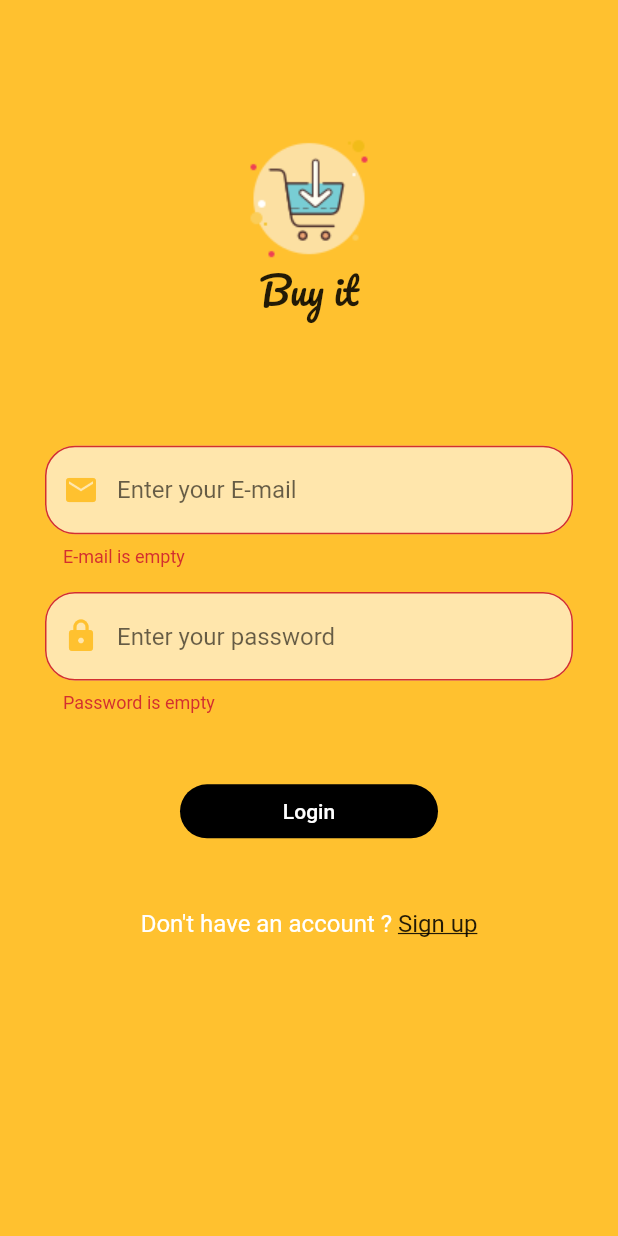
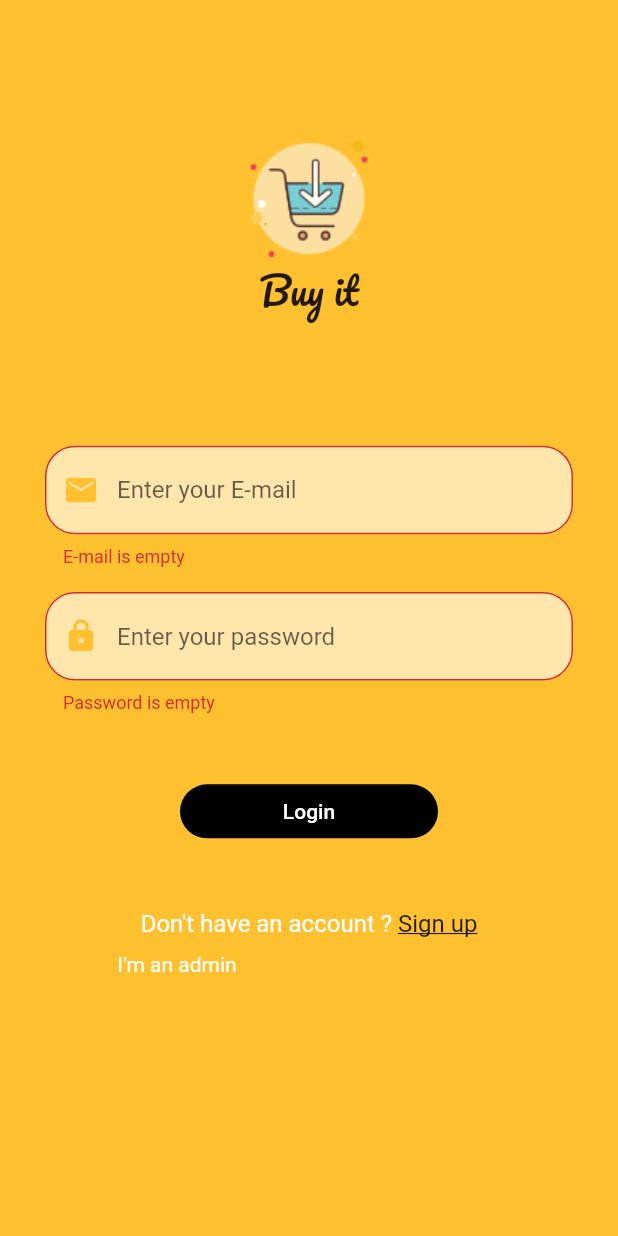
Before and after one commit to MohamedElwarraky/E_Commerce, a Flutter app: the screen it shows after launch, after a tap on "Login", on a phone screen of 412 x 824 dp. Run offline on Flutter 3.47's test engine with Material 2 defaults, Android fonts, the phone set to English and light mode, and no system bars; our stand-ins replace firebase_auth, modal_progress_hud; accounts and stored records are empty.

Commit message:
Switching between admin and user

```diff
--- a/lib/main.dart
+++ b/lib/main.dart
@@ -1,5 +1,8 @@
 import 'package:flutter/material.dart';
+import 'package:flutter_app/provider/adminMode.dart';
 import 'package:flutter_app/provider/modalHud.dart';
+import 'package:flutter_app/screens/admin_screen.dart';
+import 'package:flutter_app/screens/home_screen.dart';
 import 'package:flutter_app/screens/login_screen.dart';
 import 'package:flutter_app/screens/signup_screen.dart';
 import 'package:provider/provider.dart';
@@ -12,13 +15,23 @@ class MyApp extends StatelessWidget{
 
   @override
   Widget build(BuildContext context) {
-    return ChangeNotifierProvider<ModalHud>(
-      create: (context) => ModalHud(),
+    return
+       MultiProvider(
+         providers: [
+           ChangeNotifierProvider<ModalHud>(
+               create: (context) => ModalHud()
+           ),
+           ChangeNotifierProvider<AdminMode>(
+               create: (context) => AdminMode()
+           ),
+         ],
          child: MaterialApp(
           initialRoute: LoginScreen.id,
           routes: {
             LoginScreen.id : (context)=> LoginScreen(),
-          SignupScreen.id : (context)=> SignupScreen()
+            SignupScreen.id : (context)=> SignupScreen(),
+            HomeScreen.id : (context) => HomeScreen(),
+            AdminHomeScreen.id : (context) => AdminHomeScreen()
           },
     ),
        );
--- /dev/null
+++ b/lib/provider/adminMode.dart
@@ -0,0 +1,10 @@
+import 'package:flutter/widgets.dart';
+
+class AdminMode extends ChangeNotifier{
+  bool isAdmin = false;
+
+  changeState(bool value){
+    isAdmin = value;
+    notifyListeners();
+  }
+}
--- /dev/null
+++ b/lib/screens/admin_screen.dart
@@ -0,0 +1,10 @@
+import 'package:flutter/material.dart';
+
+class AdminHomeScreen extends StatelessWidget {
+  static String id = 'AdminHomeScreen';
+
+  @override
+  Widget build(BuildContext context) {
+    return Scaffold();
+  }
+}
--- /dev/null
+++ b/lib/screens/home_screen.dart
@@ -0,0 +1,10 @@
+import 'package:flutter/material.dart';
+
+class HomeScreen extends StatelessWidget {
+  static String id = 'HomeScreen';
+
+  @override
+  Widget build(BuildContext context) {
+    return Scaffold();
+  }
+}
--- a/lib/screens/login_screen.dart
+++ b/lib/screens/login_screen.dart
@@ -1,6 +1,8 @@
 import 'package:flutter/material.dart';
 import 'package:flutter/services.dart';
+import 'package:flutter_app/provider/adminMode.dart';
 import 'package:flutter_app/provider/modalHud.dart';
+import 'package:flutter_app/screens/home_screen.dart';
 import 'package:flutter_app/services/auth.dart';
 import 'package:flutter_app/widgets/CustomLogo.dart';
 import 'package:flutter_app/widgets/CustomTextField.dart';
@@ -8,6 +10,8 @@ import 'package:flutter_app/constants.dart';
 import 'package:flutter_app/screens/signup_screen.dart';
 import 'package:modal_progress_hud/modal_progress_hud.dart';
 import 'package:provider/provider.dart';
+
+import 'admin_screen.dart';
 
 class LoginScreen extends StatelessWidget {
   // To track form in which state
@@ -17,6 +21,8 @@ class LoginScreen extends StatelessWidget {
 
   String email, password;
   final auth = Auth();
+
+  final adminPassword = 'Admin1234';
 
   @override
   Widget build(BuildContext context) {
@@ -58,22 +64,7 @@ class LoginScreen extends StatelessWidget {
                 child: Builder(
                   builder: (context) => FlatButton(
                     onPressed: () async {
-                      final modalHUd =
-                          Provider.of<ModalHud>(context, listen: false);
-                      modalHUd.changeIsLoading(true);
-                      if (_globalKey.currentState.validate()) {
-                        _globalKey.currentState.save();
-                        try {
-                          final result = await auth.signIn(
-                              email: this.email, password: this.password);
-                          modalHUd.changeIsLoading(false);
-                        } on PlatformException catch (e) {
-                          modalHUd.changeIsLoading(false);
-                          Scaffold.of(context)
-                              .showSnackBar(SnackBar(content: Text(e.message)));
-                        }
-                      }
-                      modalHUd.changeIsLoading(false);
+                      validate(context);
                     },
                     shape: RoundedRectangleBorder(
                         borderRadius: BorderRadius.circular(20)),
@@ -94,6 +85,7 @@ class LoginScreen extends StatelessWidget {
                   Text('Don\'t have an account ? ',
                       style: TextStyle(color: Colors.white, fontSize: 16)),
                   GestureDetector(
+                    // To make its content responsive with user
                     onTap: () {
                       Navigator.pushNamed(context, SignupScreen.id);
                     },
@@ -104,6 +96,47 @@ class LoginScreen extends StatelessWidget {
                     ),
                   )
                 ],
+              ),
+              Padding(
+                padding: EdgeInsets.symmetric(horizontal: 30, vertical: 10),
+                child: Row(
+                  children: [
+                    Expanded(
+                      child: GestureDetector(
+                        onTap: () {
+                          Provider.of<AdminMode>(context, listen: false)
+                              .changeState(true);
+                        },
+                        child: Text(
+                          'I\'m an admin',
+                          textAlign: TextAlign.center,
+                          style: TextStyle(
+                            color: Provider.of<AdminMode>(context).isAdmin
+                                ? KMainColor
+                                : Colors.white,
+                          ),
+                        ),
+                      ),
+                    ),
+                    Expanded(
+                      child: GestureDetector(
+                        onTap: () {
+                          Provider.of<AdminMode>(context, listen: false)
+                              .changeState(false);
+                        },
+                        child: Text(
+                          'I\'m a user',
+                          textAlign: TextAlign.center,
+                          style: TextStyle(
+                            color: !Provider.of<AdminMode>(context).isAdmin
+                                ? KMainColor
+                                : Colors.white,
+                          ),
+                        ),
+                      ),
+                    )
+                  ],
+                ),
               )
             ],
           ),
@@ -111,4 +144,42 @@ class LoginScreen extends StatelessWidget {
       ),
     );
   }
+
+  void validate(BuildContext context) async {
+    final modalHUd = Provider.of<ModalHud>(context, listen: false);
+    modalHUd.changeIsLoading(true);
+
+    if (_globalKey.currentState.validate()) {
+      _globalKey.currentState.save();
+      if (Provider.of<AdminMode>(context).isAdmin) {
+        if (password == adminPassword) {
+          try {
+            final result =
+                await auth.signIn(email: this.email, password: this.password);
+            modalHUd.changeIsLoading(false);
+            Navigator.pushNamed(context, AdminHomeScreen.id);
+          } on PlatformException catch (e) {
+            modalHUd.changeIsLoading(false);
+            Scaffold.of(context)
+                .showSnackBar(SnackBar(content: Text(e.message)));
+          }
+        } else {
+          modalHUd.changeIsLoading(false);
+          Scaffold.of(context)
+              .showSnackBar(SnackBar(content: Text('Something went wrong')));
+        }
+      } else {
+        try {
+          final result =
+              await auth.signIn(email: this.email, password: this.password);
+          modalHUd.changeIsLoading(false);
+          Navigator.pushNamed(context, HomeScreen.id);
+        } on PlatformException catch (e) {
+          modalHUd.changeIsLoading(false);
+          Scaffold.of(context).showSnackBar(SnackBar(content: Text(e.message)));
+        }
+      }
+    }
+    modalHUd.changeIsLoading(false);
+  }
 }
```
Lines whose indentation alone changed are shown as unchanged.
